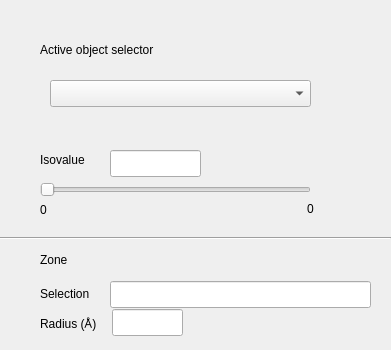
Before: the Qt Designer form gui.ui in bougui505/pymol_isosurface, drawn with Qt 5.
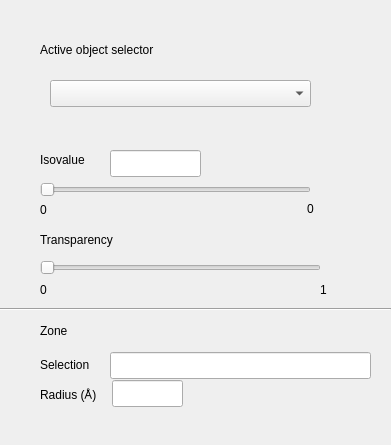
After: the same form once the commit is applied.

Commit message: Added transparency slider 	modified:   __init__.py 	modified:   gui.ui

What changed in the file:
```diff
--- a/gui.ui
+++ b/gui.ui
@@ -7,7 +7,7 @@
     <x>0</x>
     <y>0</y>
     <width>391</width>
-    <height>350</height>
+    <height>445</height>
    </rect>
   </property>
   <property name="windowTitle">
@@ -102,7 +102,7 @@
    <property name="geometry">
     <rect>
      <x>40</x>
-     <y>250</y>
+     <y>321</y>
      <width>41</width>
      <height>19</height>
     </rect>
@@ -115,7 +115,7 @@
    <property name="geometry">
     <rect>
      <x>40</x>
-     <y>284</y>
+     <y>355</y>
      <width>67</width>
      <height>19</height>
     </rect>
@@ -128,7 +128,7 @@
    <property name="geometry">
     <rect>
      <x>110</x>
-     <y>281</y>
+     <y>352</y>
      <width>261</width>
      <height>27</height>
     </rect>
@@ -138,7 +138,7 @@
    <property name="geometry">
     <rect>
      <x>0</x>
-     <y>230</y>
+     <y>301</y>
      <width>391</width>
      <height>16</height>
     </rect>
@@ -151,7 +151,7 @@
    <property name="geometry">
     <rect>
      <x>40</x>
-     <y>314</y>
+     <y>385</y>
      <width>71</width>
      <height>19</height>
     </rect>
@@ -164,12 +164,64 @@
    <property name="geometry">
     <rect>
      <x>112</x>
-     <y>309</y>
+     <y>380</y>
      <width>71</width>
      <height>27</height>
     </rect>
    </property>
   </widget>
+  <widget class="QLabel" name="label_6">
+   <property name="geometry">
+    <rect>
+     <x>40</x>
+     <y>230</y>
+     <width>101</width>
+     <height>19</height>
+    </rect>
+   </property>
+   <property name="text">
+    <string>Transparency</string>
+   </property>
+  </widget>
+  <widget class="QSlider" name="transparency_slider">
+   <property name="geometry">
+    <rect>
+     <x>40</x>
+     <y>260</y>
+     <width>281</width>
+     <height>16</height>
+    </rect>
+   </property>
+   <property name="orientation">
+    <enum>Qt::Horizontal</enum>
+   </property>
+  </widget>
+  <widget class="QLabel" name="label_7">
+   <property name="geometry">
+    <rect>
+     <x>40</x>
+     <y>280</y>
+     <width>21</width>
+     <height>19</height>
+    </rect>
+   </property>
+   <property name="text">
+    <string>0</string>
+   </property>
+  </widget>
+  <widget class="QLabel" name="label_8">
+   <property name="geometry">
+    <rect>
+     <x>320</x>
+     <y>280</y>
+     <width>21</width>
+     <height>19</height>
+    </rect>
+   </property>
+   <property name="text">
+    <string>1</string>
+   </property>
+  </widget>
  </widget>
  <resources/>
  <connections/>
```
The commit also changes 1 other file.
